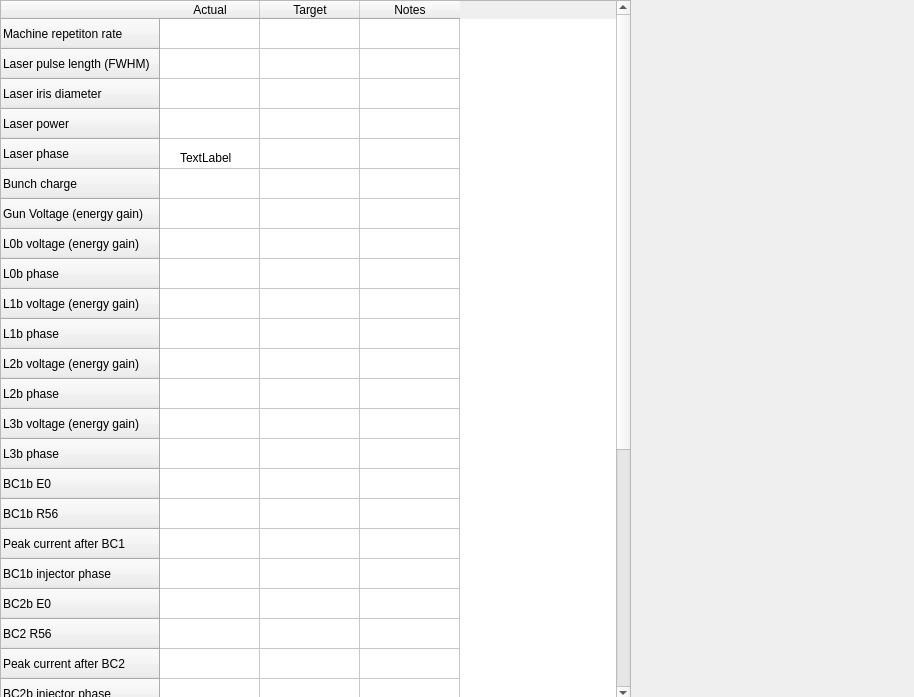
This is checkOperatingPointSC.ui in slaclab/checkOperatingPointSC as Qt 5 draws it before an edit. The edited form follows.
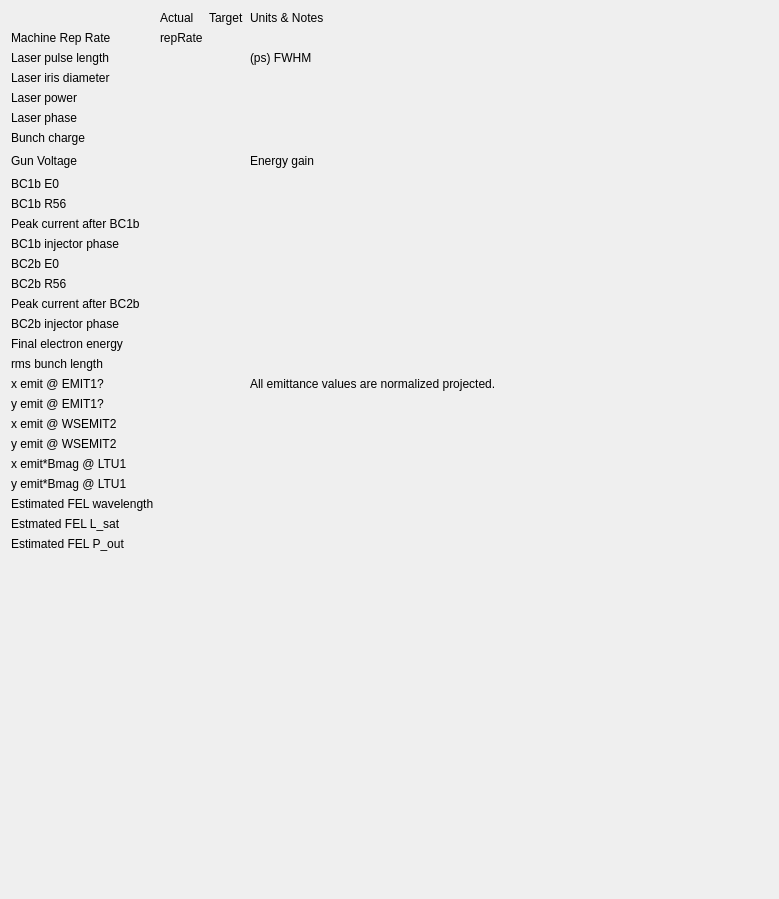
This is the edited form. Custom widgets are drawn as their Qt base class.

Commit message: moving to pydm labels for table

```diff
--- a/checkOperatingPointSC.ui
+++ b/checkOperatingPointSC.ui
@@ -6,233 +6,362 @@
    <rect>
     <x>0</x>
     <y>0</y>
-    <width>914</width>
-    <height>697</height>
+    <width>779</width>
+    <height>899</height>
    </rect>
   </property>
   <property name="windowTitle">
    <string>Form</string>
   </property>
-  <widget class="QTableWidget" name="tableWidget">
-   <property name="geometry">
-    <rect>
-     <x>0</x>
-     <y>0</y>
-     <width>631</width>
-     <height>701</height>
-    </rect>
-   </property>
-   <property name="styleSheet">
-    <string notr="true">background color rgb(208, 214, 255)</string>
-   </property>
-   <row>
-    <property name="text">
-     <string>Machine repetiton rate</string>
-    </property>
-   </row>
-   <row>
-    <property name="text">
-     <string>Laser pulse length (FWHM)</string>
-    </property>
-   </row>
-   <row>
-    <property name="text">
-     <string>Laser iris diameter</string>
-    </property>
-   </row>
-   <row>
-    <property name="text">
-     <string>Laser power</string>
-    </property>
-   </row>
-   <row>
-    <property name="text">
-     <string>Laser phase</string>
-    </property>
-   </row>
-   <row>
-    <property name="text">
-     <string>Bunch charge</string>
-    </property>
-   </row>
-   <row>
-    <property name="text">
-     <string>Gun Voltage (energy gain)</string>
-    </property>
-   </row>
-   <row>
-    <property name="text">
-     <string>L0b voltage (energy gain)</string>
-    </property>
-   </row>
-   <row>
-    <property name="text">
-     <string>L0b phase</string>
-    </property>
-   </row>
-   <row>
-    <property name="text">
-     <string>L1b voltage (energy gain)</string>
-    </property>
-   </row>
-   <row>
-    <property name="text">
-     <string>L1b phase</string>
-    </property>
-   </row>
-   <row>
-    <property name="text">
-     <string>L2b voltage (energy gain)</string>
-    </property>
-   </row>
-   <row>
-    <property name="text">
-     <string>L2b phase</string>
-    </property>
-   </row>
-   <row>
-    <property name="text">
-     <string>L3b voltage (energy gain)</string>
-    </property>
-   </row>
-   <row>
-    <property name="text">
-     <string>L3b phase</string>
-    </property>
-   </row>
-   <row>
-    <property name="text">
-     <string>BC1b E0</string>
-    </property>
-   </row>
-   <row>
-    <property name="text">
-     <string>BC1b R56</string>
-    </property>
-   </row>
-   <row>
-    <property name="text">
-     <string>Peak current after BC1</string>
-    </property>
-   </row>
-   <row>
-    <property name="text">
-     <string>BC1b injector phase</string>
-    </property>
-   </row>
-   <row>
-    <property name="text">
-     <string>BC2b E0</string>
-    </property>
-   </row>
-   <row>
-    <property name="text">
-     <string>BC2 R56</string>
-    </property>
-   </row>
-   <row>
-    <property name="text">
-     <string>Peak current after BC2</string>
-    </property>
-   </row>
-   <row>
-    <property name="text">
-     <string>BC2b injector phase</string>
-    </property>
-   </row>
-   <row>
-    <property name="text">
-     <string>Final electron energy</string>
-    </property>
-   </row>
-   <row>
-    <property name="text">
-     <string>rms bunch length</string>
-    </property>
-   </row>
-   <row>
-    <property name="text">
-     <string>x emit @ EMIT1?</string>
-    </property>
-   </row>
-   <row>
-    <property name="text">
-     <string>y emit @ EMIT1?</string>
-    </property>
-   </row>
-   <row>
-    <property name="text">
-     <string>x emit @ WSEMIT2</string>
-    </property>
-   </row>
-   <row>
-    <property name="text">
-     <string>y emit @ WSEMIT2</string>
-    </property>
-   </row>
-   <row>
-    <property name="text">
-     <string>x emit*Bmag @ LTU1</string>
-    </property>
-   </row>
-   <row>
-    <property name="text">
-     <string>y emit*Bmag @ LTU1</string>
-    </property>
-   </row>
-   <row>
-    <property name="text">
-     <string>Estimated FEL wavelength</string>
-    </property>
-   </row>
-   <row>
-    <property name="text">
-     <string>Estimated FEL L_sat</string>
-    </property>
-   </row>
-   <row>
-    <property name="text">
-     <string>Estimated FEL P_out</string>
-    </property>
-   </row>
-   <column>
-    <property name="text">
-     <string>Actual</string>
-    </property>
-   </column>
-   <column>
-    <property name="text">
-     <string>Target</string>
-    </property>
-   </column>
-   <column>
-    <property name="text">
-     <string>Notes</string>
-    </property>
-   </column>
-   <item row="25" column="2">
-    <property name="text">
-     <string>All emittance values are normalized projected.</string>
-    </property>
+  <layout class="QGridLayout" name="gridLayout">
+   <item row="22" column="0">
+    <widget class="QLabel" name="label_24">
+     <property name="text">
+      <string>y emit @ EMIT1?</string>
+     </property>
+    </widget>
    </item>
-  </widget>
-  <widget class="QLabel" name="label">
-   <property name="geometry">
-    <rect>
-     <x>180</x>
-     <y>150</y>
-     <width>60</width>
-     <height>16</height>
-    </rect>
-   </property>
-   <property name="text">
-    <string>TextLabel</string>
-   </property>
-   <property name="test" stdset="0">
-    <bool>false</bool>
-   </property>
-  </widget>
+   <item row="4" column="1">
+    <widget class="PyDMLabel" name="PyDMLabel_6">
+     <property name="toolTip">
+      <string/>
+     </property>
+    </widget>
+   </item>
+   <item row="8" column="1">
+    <widget class="PyDMLabel" name="PyDMLabel_5">
+     <property name="toolTip">
+      <string/>
+     </property>
+    </widget>
+   </item>
+   <item row="27" column="0">
+    <widget class="QLabel" name="label_29">
+     <property name="text">
+      <string>Estimated FEL wavelength</string>
+     </property>
+    </widget>
+   </item>
+   <item row="5" column="0">
+    <widget class="QLabel" name="label_2">
+     <property name="text">
+      <string>Laser power</string>
+     </property>
+    </widget>
+   </item>
+   <item row="3" column="0">
+    <widget class="QLabel" name="label_15">
+     <property name="text">
+      <string>Laser pulse length</string>
+     </property>
+    </widget>
+   </item>
+   <item row="9" column="0">
+    <widget class="QLabel" name="label_9">
+     <property name="text">
+      <string>BC1b E0</string>
+     </property>
+    </widget>
+   </item>
+   <item row="16" column="0">
+    <widget class="QLabel" name="label_19">
+     <property name="text">
+      <string>BC2b R56</string>
+     </property>
+    </widget>
+   </item>
+   <item row="15" column="0">
+    <widget class="QLabel" name="label_18">
+     <property name="text">
+      <string>BC2b E0</string>
+     </property>
+    </widget>
+   </item>
+   <item row="8" column="3">
+    <widget class="QLabel" name="label_17">
+     <property name="text">
+      <string>Energy gain</string>
+     </property>
+    </widget>
+   </item>
+   <item row="3" column="3">
+    <widget class="QLabel" name="label_16">
+     <property name="text">
+      <string>(ps) FWHM</string>
+     </property>
+    </widget>
+   </item>
+   <item row="20" column="0">
+    <widget class="QLabel" name="label_22">
+     <property name="text">
+      <string>rms bunch length</string>
+     </property>
+    </widget>
+   </item>
+   <item row="23" column="0">
+    <widget class="QLabel" name="label_25">
+     <property name="text">
+      <string>x emit @ WSEMIT2</string>
+     </property>
+    </widget>
+   </item>
+   <item row="21" column="0">
+    <widget class="QLabel" name="label_23">
+     <property name="text">
+      <string>x emit @ EMIT1?</string>
+     </property>
+    </widget>
+   </item>
+   <item row="26" column="0">
+    <widget class="QLabel" name="label_28">
+     <property name="text">
+      <string>y emit*Bmag @ LTU1</string>
+     </property>
+    </widget>
+   </item>
+   <item row="24" column="0">
+    <widget class="QLabel" name="label_26">
+     <property name="text">
+      <string>y emit @ WSEMIT2</string>
+     </property>
+    </widget>
+   </item>
+   <item row="9" column="1">
+    <widget class="PyDMLabel" name="PyDMLabel_9">
+     <property name="toolTip">
+      <string/>
+     </property>
+    </widget>
+   </item>
+   <item row="4" column="0">
+    <widget class="QLabel" name="label_5">
+     <property name="text">
+      <string>Laser iris diameter</string>
+     </property>
+    </widget>
+   </item>
+   <item row="7" column="0">
+    <widget class="QLabel" name="label_7">
+     <property name="text">
+      <string>Bunch charge</string>
+     </property>
+    </widget>
+   </item>
+   <item row="25" column="0">
+    <widget class="QLabel" name="label_27">
+     <property name="text">
+      <string>x emit*Bmag @ LTU1</string>
+     </property>
+    </widget>
+   </item>
+   <item row="13" column="0">
+    <widget class="QLabel" name="label_14">
+     <property name="text">
+      <string>BC1b injector phase</string>
+     </property>
+    </widget>
+   </item>
+   <item row="18" column="0">
+    <widget class="QLabel" name="label_20">
+     <property name="text">
+      <string>BC2b injector phase</string>
+     </property>
+    </widget>
+   </item>
+   <item row="19" column="0">
+    <widget class="QLabel" name="label_21">
+     <property name="text">
+      <string>Final electron energy</string>
+     </property>
+    </widget>
+   </item>
+   <item row="12" column="1">
+    <widget class="PyDMLabel" name="PyDMLabel_10">
+     <property name="toolTip">
+      <string/>
+     </property>
+    </widget>
+   </item>
+   <item row="28" column="0">
+    <widget class="QLabel" name="label_30">
+     <property name="text">
+      <string>Estmated FEL L_sat</string>
+     </property>
+    </widget>
+   </item>
+   <item row="8" column="4">
+    <spacer name="horizontalSpacer">
+     <property name="orientation">
+      <enum>Qt::Horizontal</enum>
+     </property>
+     <property name="sizeHint" stdset="0">
+      <size>
+       <width>40</width>
+       <height>20</height>
+      </size>
+     </property>
+    </spacer>
+   </item>
+   <item row="2" column="2">
+    <widget class="PyDMLabel" name="PyDMLabel_2">
+     <property name="toolTip">
+      <string/>
+     </property>
+    </widget>
+   </item>
+   <item row="2" column="1">
+    <widget class="PyDMLabel" name="reprate">
+     <property name="toolTip">
+      <string/>
+     </property>
+     <property name="text">
+      <string>repRate</string>
+     </property>
+     <property name="alarmSensitiveContent" stdset="0">
+      <bool>true</bool>
+     </property>
+     <property name="channel" stdset="0">
+      <string>TPR:LGUN:TS01:0:CH00_RATE</string>
+     </property>
+    </widget>
+   </item>
+   <item row="3" column="1">
+    <widget class="PyDMLabel" name="PyDMLabel_3">
+     <property name="toolTip">
+      <string/>
+     </property>
+    </widget>
+   </item>
+   <item row="0" column="1">
+    <widget class="QLabel" name="label_3">
+     <property name="text">
+      <string>Actual</string>
+     </property>
+    </widget>
+   </item>
+   <item row="2" column="0">
+    <widget class="QLabel" name="label">
+     <property name="text">
+      <string>Machine Rep Rate</string>
+     </property>
+    </widget>
+   </item>
+   <item row="0" column="2">
+    <widget class="QLabel" name="label_4">
+     <property name="text">
+      <string>Target</string>
+     </property>
+    </widget>
+   </item>
+   <item row="30" column="0">
+    <spacer name="verticalSpacer">
+     <property name="orientation">
+      <enum>Qt::Vertical</enum>
+     </property>
+     <property name="sizeHint" stdset="0">
+      <size>
+       <width>20</width>
+       <height>40</height>
+      </size>
+     </property>
+    </spacer>
+   </item>
+   <item row="8" column="0">
+    <widget class="QLabel" name="label_8">
+     <property name="text">
+      <string>Gun Voltage</string>
+     </property>
+    </widget>
+   </item>
+   <item row="11" column="0">
+    <widget class="QLabel" name="label_10">
+     <property name="text">
+      <string>BC1b R56</string>
+     </property>
+    </widget>
+   </item>
+   <item row="6" column="0">
+    <widget class="QLabel" name="label_6">
+     <property name="text">
+      <string>Laser phase</string>
+     </property>
+    </widget>
+   </item>
+   <item row="12" column="0">
+    <widget class="QLabel" name="label_11">
+     <property name="text">
+      <string>Peak current after BC1b</string>
+     </property>
+    </widget>
+   </item>
+   <item row="7" column="1">
+    <widget class="PyDMLabel" name="PyDMLabel">
+     <property name="toolTip">
+      <string/>
+     </property>
+     <property name="channel" stdset="0">
+      <string>TORO:GUNB:360:CHRG</string>
+     </property>
+    </widget>
+   </item>
+   <item row="0" column="3">
+    <widget class="QLabel" name="label_12">
+     <property name="text">
+      <string>Units &amp; Notes</string>
+     </property>
+    </widget>
+   </item>
+   <item row="7" column="2">
+    <widget class="PyDMLabel" name="PyDMLabel_4">
+     <property name="toolTip">
+      <string/>
+     </property>
+    </widget>
+   </item>
+   <item row="5" column="1">
+    <widget class="PyDMLabel" name="PyDMLabel_7">
+     <property name="toolTip">
+      <string/>
+     </property>
+    </widget>
+   </item>
+   <item row="6" column="1">
+    <widget class="PyDMLabel" name="PyDMLabel_8">
+     <property name="toolTip">
+      <string/>
+     </property>
+    </widget>
+   </item>
+   <item row="17" column="0">
+    <widget class="QLabel" name="label_13">
+     <property name="text">
+      <string>Peak current after BC2b</string>
+     </property>
+    </widget>
+   </item>
+   <item row="29" column="0">
+    <widget class="QLabel" name="label_31">
+     <property name="text">
+      <string>Estimated FEL P_out</string>
+     </property>
+    </widget>
+   </item>
+   <item row="21" column="3">
+    <widget class="QLabel" name="label_32">
+     <property name="text">
+      <string>All emittance values are normalized projected.</string>
+     </property>
+    </widget>
+   </item>
+  </layout>
  </widget>
+ <customwidgets>
+  <customwidget>
+   <class>PyDMLabel</class>
+   <extends>QLabel</extends>
+   <header>pydm.widgets.label</header>
+  </customwidget>
+ </customwidgets>
  <resources/>
  <connections/>
 </ui>
```
